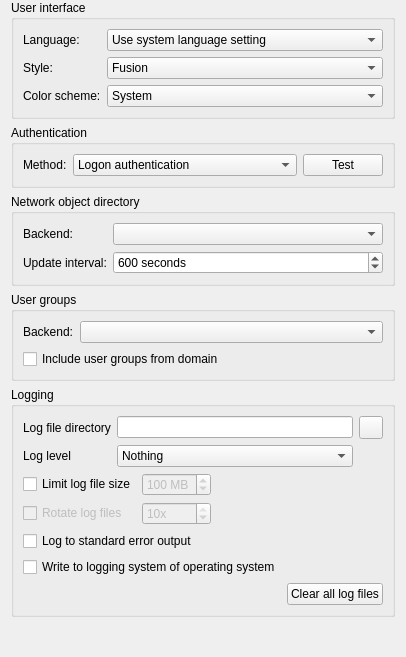
The window that configurator/src/GeneralConfigurationPage.ui (veyon/veyon) describes before a commit, drawn with Qt 5.
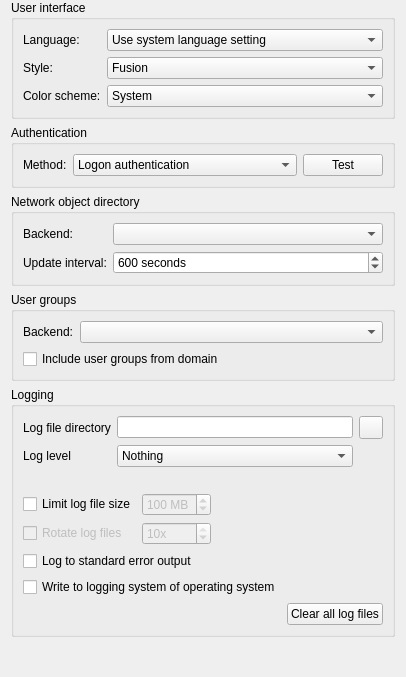
The same window after the commit. Icons and pictures are not drawn.

Commit message:
GeneralConfigurationPage: show and clear both log file locations
The logging section lists the system and the per-user log file
directory, and "Clear all log files" removes log files (including
rotated ones) there as well as in the formerly shared locations.

Claude-Session: https://claude.ai/code/session_01M2eYAf5QdD7NNQP7yUb8FR

Diff of the .ui file:
```diff
--- a/configurator/src/GeneralConfigurationPage.ui
+++ b/configurator/src/GeneralConfigurationPage.ui
@@ -271,6 +271,16 @@
         </item>
        </layout>
       </item>
+      <item>
+       <widget class="QLabel" name="logFileLocations">
+        <property name="wordWrap">
+         <bool>true</bool>
+        </property>
+        <property name="textInteractionFlags">
+         <set>Qt::TextInteractionFlag::TextSelectableByMouse</set>
+        </property>
+       </widget>
+      </item>
       <item>
        <layout class="QGridLayout" name="gridLayout">
         <item row="1" column="1">
```
The commit also changes 2 other files.
